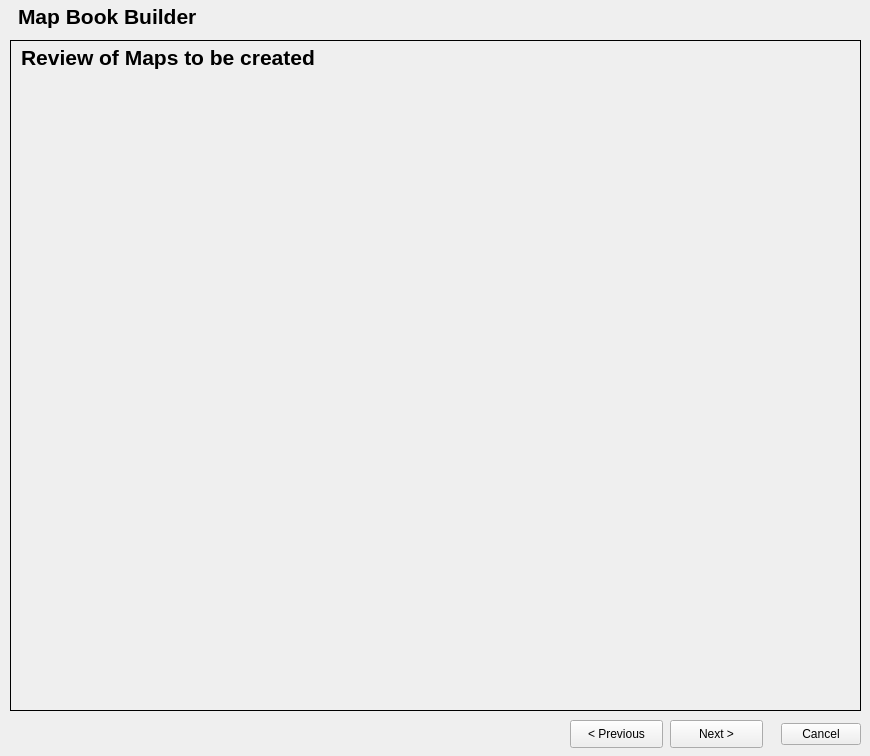
Qt form mbb_core_dialog_base.ui (anthony-cooper/mbb-qgis-plugin) before a commit.
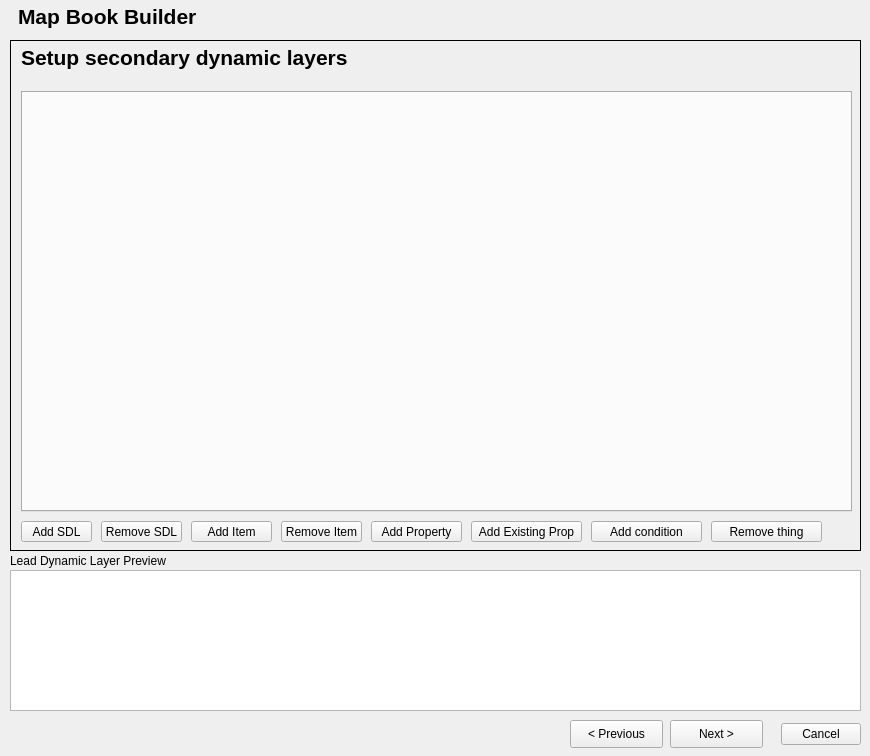
The same form after that commit. The open tabs and pages were chosen to show the change.

Commit message: Setup adding Secondary Dynamic layers Set up the code for defining search tools for SDLs Not currently able to assign these

What changed in the file:
```diff
--- a/mbb_core_dialog_base.ui
+++ b/mbb_core_dialog_base.ui
@@ -19,7 +19,7 @@
      <x>10</x>
      <y>40</y>
      <width>851</width>
-     <height>671</height>
+     <height>511</height>
     </rect>
    </property>
    <property name="frameShape">
@@ -305,19 +305,6 @@
       <set>Qt::AlignLeading|Qt::AlignLeft|Qt::AlignVCenter</set>
      </property>
     </widget>
-    <widget class="QLabel" name="label">
-     <property name="geometry">
-      <rect>
-       <x>10</x>
-       <y>500</y>
-       <width>311</width>
-       <height>21</height>
-      </rect>
-     </property>
-     <property name="text">
-      <string>Lead Dynamic Layer Preview</string>
-     </property>
-    </widget>
     <widget class="QTabWidget" name="criteriaTabs">
      <property name="geometry">
       <rect>
@@ -409,54 +396,6 @@
       <string>Move Property Up</string>
      </property>
     </widget>
-    <widget class="QTreeWidget" name="previewTree">
-     <property name="geometry">
-      <rect>
-       <x>10</x>
-       <y>520</y>
-       <width>831</width>
-       <height>141</height>
-      </rect>
-     </property>
-     <property name="alternatingRowColors">
-      <bool>true</bool>
-     </property>
-     <property name="selectionMode">
-      <enum>QAbstractItemView::NoSelection</enum>
-     </property>
-     <property name="headerHidden">
-      <bool>false</bool>
-     </property>
-     <property name="columnCount">
-      <number>4</number>
-     </property>
-     <attribute name="headerVisible">
-      <bool>true</bool>
-     </attribute>
-     <attribute name="headerDefaultSectionSize">
-      <number>500</number>
-     </attribute>
-     <column>
-      <property name="text">
-       <string notr="true">1</string>
-      </property>
-     </column>
-     <column>
-      <property name="text">
-       <string notr="true">2</string>
-      </property>
-     </column>
-     <column>
-      <property name="text">
-       <string notr="true">3</string>
-      </property>
-     </column>
-     <column>
-      <property name="text">
-       <string notr="true">4</string>
-      </property>
-     </column>
-    </widget>
     <widget class="QPushButton" name="deselProperty">
      <property name="geometry">
       <rect>
@@ -486,12 +425,129 @@
 &lt;html&gt;&lt;head&gt;&lt;meta name=&quot;qrichtext&quot; content=&quot;1&quot; /&gt;&lt;style type=&quot;text/css&quot;&gt;
 p, li { white-space: pre-wrap; }
 &lt;/style&gt;&lt;/head&gt;&lt;body style=&quot; font-family:'MS Shell Dlg 2'; font-size:8pt; font-weight:400; font-style:normal;&quot;&gt;
-&lt;p style=&quot; margin-top:0px; margin-bottom:0px; margin-left:0px; margin-right:0px; -qt-block-indent:0; text-indent:0px;&quot;&gt;&lt;span style=&quot; font-family:'Sans Serif'; font-size:16pt; font-weight:600;&quot;&gt;Review of Maps to be created&lt;/span&gt;&lt;/p&gt;&lt;/body&gt;&lt;/html&gt;</string>
+&lt;p style=&quot; margin-top:0px; margin-bottom:0px; margin-left:0px; margin-right:0px; -qt-block-indent:0; text-indent:0px;&quot;&gt;&lt;span style=&quot; font-family:'Sans Serif'; font-size:16pt; font-weight:600;&quot;&gt;Setup secondary dynamic layers&lt;/span&gt;&lt;/p&gt;&lt;/body&gt;&lt;/html&gt;</string>
      </property>
      <property name="alignment">
       <set>Qt::AlignLeading|Qt::AlignLeft|Qt::AlignVCenter</set>
      </property>
     </widget>
+    <widget class="QPushButton" name="addSDLI">
+     <property name="geometry">
+      <rect>
+       <x>180</x>
+       <y>480</y>
+       <width>81</width>
+       <height>21</height>
+      </rect>
+     </property>
+     <property name="text">
+      <string>Add Item</string>
+     </property>
+    </widget>
+    <widget class="QPushButton" name="addSDLC">
+     <property name="geometry">
+      <rect>
+       <x>580</x>
+       <y>480</y>
+       <width>111</width>
+       <height>21</height>
+      </rect>
+     </property>
+     <property name="text">
+      <string>Add condition</string>
+     </property>
+    </widget>
+    <widget class="QPushButton" name="removeSDL">
+     <property name="geometry">
+      <rect>
+       <x>90</x>
+       <y>480</y>
+       <width>81</width>
+       <height>21</height>
+      </rect>
+     </property>
+     <property name="text">
+      <string>Remove SDL</string>
+     </property>
+    </widget>
+    <widget class="QTabWidget" name="SDLItems">
+     <property name="geometry">
+      <rect>
+       <x>10</x>
+       <y>50</y>
+       <width>831</width>
+       <height>421</height>
+      </rect>
+     </property>
+     <property name="currentIndex">
+      <number>-1</number>
+     </property>
+    </widget>
+    <widget class="QPushButton" name="removeSDLI">
+     <property name="geometry">
+      <rect>
+       <x>270</x>
+       <y>480</y>
+       <width>81</width>
+       <height>21</height>
+      </rect>
+     </property>
+     <property name="text">
+      <string>Remove Item</string>
+     </property>
+    </widget>
+    <widget class="QPushButton" name="addSDLP">
+     <property name="geometry">
+      <rect>
+       <x>360</x>
+       <y>480</y>
+       <width>91</width>
+       <height>21</height>
+      </rect>
+     </property>
+     <property name="text">
+      <string>Add Property</string>
+     </property>
+    </widget>
+    <widget class="QPushButton" name="addSDLExistingP">
+     <property name="geometry">
+      <rect>
+       <x>460</x>
+       <y>480</y>
+       <width>111</width>
+       <height>21</height>
+      </rect>
+     </property>
+     <property name="text">
+      <string>Add Existing Prop</string>
+     </property>
+    </widget>
+    <widget class="QPushButton" name="addSDL">
+     <property name="geometry">
+      <rect>
+       <x>10</x>
+       <y>480</y>
+       <width>71</width>
+       <height>21</height>
+      </rect>
+     </property>
+     <property name="text">
+      <string>Add SDL</string>
+     </property>
+    </widget>
+    <widget class="QPushButton" name="removeSDLF">
+     <property name="geometry">
+      <rect>
+       <x>700</x>
+       <y>480</y>
+       <width>111</width>
+       <height>21</height>
+      </rect>
+     </property>
+     <property name="text">
+      <string>Remove thing</string>
+     </property>
+    </widget>
    </widget>
    <widget class="QWidget" name="Maps">
     <widget class="QLabel" name="title_label_7">
@@ -652,6 +708,47 @@
     <set>Qt::AlignLeading|Qt::AlignLeft|Qt::AlignVCenter</set>
    </property>
   </widget>
+  <widget class="QTreeWidget" name="previewTree">
+   <property name="geometry">
+    <rect>
+     <x>10</x>
+     <y>570</y>
+     <width>851</width>
+     <height>141</height>
+    </rect>
+   </property>
+   <property name="alternatingRowColors">
+    <bool>true</bool>
+   </property>
+   <property name="selectionMode">
+    <enum>QAbstractItemView::NoSelection</enum>
+   </property>
+   <property name="headerHidden">
+    <bool>false</bool>
+   </property>
+   <property name="columnCount">
+    <number>0</number>
+   </property>
+   <attribute name="headerVisible">
+    <bool>true</bool>
+   </attribute>
+   <attribute name="headerDefaultSectionSize">
+    <number>500</number>
+   </attribute>
+  </widget>
+  <widget class="QLabel" name="label">
+   <property name="geometry">
+    <rect>
+     <x>10</x>
+     <y>550</y>
+     <width>311</width>
+     <height>21</height>
+    </rect>
+   </property>
+   <property name="text">
+    <string>Lead Dynamic Layer Preview</string>
+   </property>
+  </widget>
  </widget>
  <resources/>
  <connections/>
```
Left out of the diff: 12 changed lines with no effect on the pictures. The commit also changes 3 other files.
